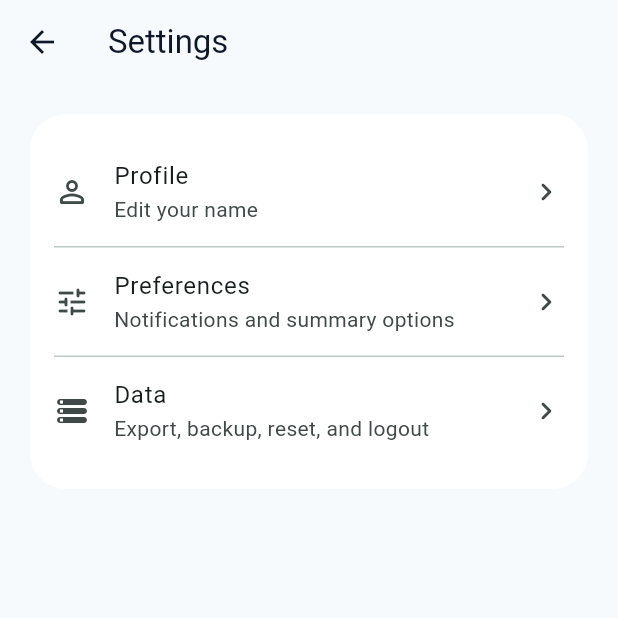
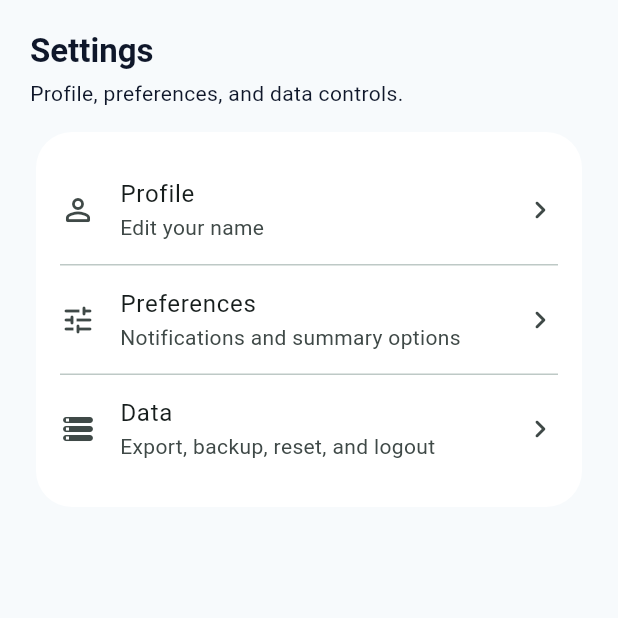
Before and after one commit to cjaayy/Budget-Buddy, a Flutter app: the ProfileSettingsScreen screen opened directly, on a phone screen of 412 x 824 dp, the top half of it. Run offline on Flutter 3.47's test engine with Material 3 defaults, Android fonts, the phone set to English and light mode, and no system bars; our stand-ins replace flutter_local_notifications, flutter_riverpod, hive_flutter, share_plus, shared_preferences; accounts and stored records are empty.

Commit message:
feat: update profile settings screen layout with improved padding and section title

```diff
--- a/lib/features/profile/profile_settings_screen.dart
+++ b/lib/features/profile/profile_settings_screen.dart
@@ -10,7 +10,7 @@ import '../../core/state/app_controller.dart';
 import '../../core/services/notification_service.dart';
 import '../../core/services/budget_service.dart';
 import '../../core/widgets/budget_cards.dart';
-// import '../../core/widgets/section_title.dart';
+import '../../core/widgets/section_title.dart';
 
 class ProfileSettingsScreen extends ConsumerStatefulWidget {
   const ProfileSettingsScreen({super.key});
@@ -36,10 +36,15 @@ class _ProfileSettingsScreenState extends ConsumerState<ProfileSettingsScreen> {
     final BudgetSummary summary = BudgetService().computeSummary(state);
 
     return Scaffold(
-      appBar: AppBar(title: const Text('Settings')),
-      body: ListView(
-        padding: const EdgeInsets.all(16),
+      body: SafeArea(
+        child: ListView(
+          padding: const EdgeInsets.all(20),
           children: <Widget>[
+            const SectionTitle(
+              title: 'Settings',
+              subtitle: 'Profile, preferences, and data controls.',
+            ),
+            const SizedBox(height: 12),
             SectionCard(
               child: Column(
                 children: <Widget>[
@@ -73,6 +78,7 @@ class _ProfileSettingsScreenState extends ConsumerState<ProfileSettingsScreen> {
               ),
             ),
           ],
+        ),
       ),
     );
   }
```
Lines whose indentation alone changed are shown as unchanged.
